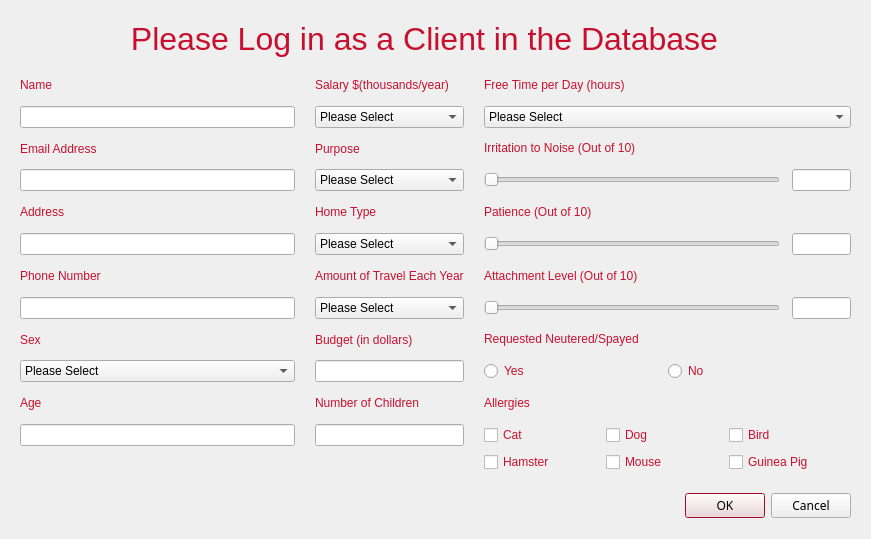
Old version of the form cuACS/editprofile.ui in the repository cameronhawtin/Animal-Farm-cuACS.
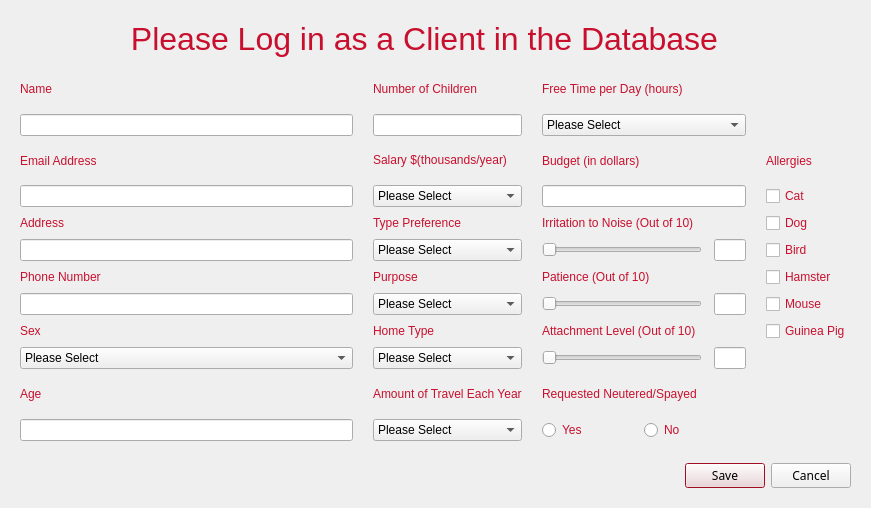
New version of the form.

The edit to the form file:
```diff
--- a/cuACS/editprofile.ui
+++ b/cuACS/editprofile.ui
@@ -7,7 +7,7 @@
     <x>0</x>
     <y>0</y>
     <width>871</width>
-    <height>539</height>
+    <height>508</height>
    </rect>
   </property>
   <property name="palette">
@@ -135,7 +135,7 @@
    <property name="geometry">
     <rect>
      <x>510</x>
-     <y>490</y>
+     <y>460</y>
      <width>341</width>
      <height>32</height>
     </rect>
@@ -149,7 +149,7 @@
     <enum>Qt::Horizontal</enum>
    </property>
    <property name="standardButtons">
-    <set>QDialogButtonBox::Cancel|QDialogButtonBox::Ok</set>
+    <set>QDialogButtonBox::Cancel|QDialogButtonBox::Save</set>
    </property>
   </widget>
   <widget class="QWidget" name="gridLayoutWidget">
@@ -158,15 +158,28 @@
      <x>20</x>
      <y>70</y>
      <width>831</width>
-     <height>402</height>
+     <height>371</height>
     </rect>
    </property>
-   <layout class="QGridLayout" name="gridLayout" columnstretch="3,1,4">
+   <layout class="QGridLayout" name="gridLayout" columnstretch="3,0,0,0">
     <property name="horizontalSpacing">
      <number>20</number>
     </property>
-    <item row="1" column="2">
-     <widget class="QComboBox" name="freeTimeComboBox">
+    <item row="6" column="2">
+     <widget class="QLabel" name="labelPatience">
+      <property name="enabled">
+       <bool>true</bool>
+      </property>
+      <property name="text">
+       <string>Patience (Out of 10)</string>
+      </property>
+     </widget>
+    </item>
+    <item row="5" column="0">
+     <widget class="QLineEdit" name="addressLineEdit"/>
+    </item>
+    <item row="9" column="0">
+     <widget class="QComboBox" name="sexComboBox">
       <property name="enabled">
        <bool>true</bool>
       </property>
@@ -197,17 +210,17 @@
       </item>
      </widget>
     </item>
-    <item row="0" column="1">
-     <widget class="QLabel" name="salaryLabel">
+    <item row="4" column="2">
+     <widget class="QLabel" name="irritationLabel">
       <property name="enabled">
        <bool>true</bool>
       </property>
       <property name="text">
-       <string>&lt;html&gt;&lt;head/&gt;&lt;body&gt;&lt;p&gt;Salary $(thousands/year)&lt;/p&gt;&lt;/body&gt;&lt;/html&gt;</string>
+       <string>&lt;html&gt;&lt;head/&gt;&lt;body&gt;&lt;p&gt;Irritation to Noise (Out of 10)&lt;/p&gt;&lt;/body&gt;&lt;/html&gt;</string>
       </property>
      </widget>
     </item>
-    <item row="5" column="2">
+    <item row="7" column="2">
      <layout class="QHBoxLayout" name="horizontalLayout_8" stretch="10,2">
       <property name="spacing">
        <number>12</number>
@@ -237,7 +250,102 @@
       </item>
      </layout>
     </item>
-    <item row="7" column="2">
+    <item row="10" column="2">
+     <widget class="QLabel" name="requireLabel">
+      <property name="enabled">
+       <bool>true</bool>
+      </property>
+      <property name="text">
+       <string>&lt;html&gt;&lt;head/&gt;&lt;body&gt;&lt;p&gt;Requested Neutered/Spayed&lt;/p&gt;&lt;/body&gt;&lt;/html&gt;</string>
+      </property>
+     </widget>
+    </item>
+    <item row="2" column="0">
+     <widget class="QLabel" name="emailLabel">
+      <property name="enabled">
+       <bool>true</bool>
+      </property>
+      <property name="text">
+       <string>Email Address</string>
+      </property>
+     </widget>
+    </item>
+    <item row="6" column="0">
+     <widget class="QLabel" name="phoneLabel">
+      <property name="enabled">
+       <bool>true</bool>
+      </property>
+      <property name="text">
+       <string>Phone Number</string>
+      </property>
+     </widget>
+    </item>
+    <item row="3" column="0">
+     <widget class="QLineEdit" name="emailLineEdit"/>
+    </item>
+    <item row="10" column="0">
+     <widget class="QLabel" name="ageLabel">
+      <property name="enabled">
+       <bool>true</bool>
+      </property>
+      <property name="text">
+       <string>Age</string>
+      </property>
+     </widget>
+    </item>
+    <item row="4" column="0">
+     <widget class="QLabel" name="addressLabel">
+      <property name="enabled">
+       <bool>true</bool>
+      </property>
+      <property name="text">
+       <string>Address</string>
+      </property>
+     </widget>
+    </item>
+    <item row="1" column="0">
+     <widget class="QLineEdit" name="nameLineEdit">
+      <property name="enabled">
+       <bool>true</bool>
+      </property>
+     </widget>
+    </item>
+    <item row="0" column="0">
+     <widget class="QLabel" name="nameLabel">
+      <property name="enabled">
+       <bool>true</bool>
+      </property>
+      <property name="text">
+       <string>Name</string>
+      </property>
+     </widget>
+    </item>
+    <item row="11" column="2">
+     <layout class="QHBoxLayout" name="horizontalLayout_3">
+      <item>
+       <widget class="QRadioButton" name="isNeuteredRadioButtonYES">
+        <property name="text">
+         <string>Yes</string>
+        </property>
+       </widget>
+      </item>
+      <item>
+       <widget class="QRadioButton" name="isNeuteredRadioButtonNO">
+        <property name="text">
+         <string>No</string>
+        </property>
+       </widget>
+      </item>
+     </layout>
+    </item>
+    <item row="11" column="0">
+     <widget class="QLineEdit" name="ageLineEdit">
+      <property name="enabled">
+       <bool>true</bool>
+      </property>
+     </widget>
+    </item>
+    <item row="9" column="2">
      <layout class="QHBoxLayout" name="horizontalLayout_9" stretch="10,2">
       <property name="spacing">
        <number>12</number>
@@ -267,67 +375,38 @@
       </item>
      </layout>
     </item>
-    <item row="1" column="0">
-     <widget class="QLineEdit" name="nameLineEdit">
-      <property name="enabled">
-       <bool>true</bool>
+    <item row="5" column="2">
+     <layout class="QHBoxLayout" name="horizontalLayout_7" stretch="10,2">
+      <property name="spacing">
+       <number>12</number>
       </property>
-     </widget>
-    </item>
-    <item row="3" column="0">
-     <widget class="QLineEdit" name="emailLineEdit"/>
-    </item>
-    <item row="7" column="1">
-     <widget class="QComboBox" name="travelComboBox">
-      <property name="enabled">
-       <bool>true</bool>
-      </property>
       <item>
-       <property name="text">
-        <string>Please Select</string>
-       </property>
+       <widget class="QSlider" name="irritationSlider">
+        <property name="maximum">
+         <number>10</number>
+        </property>
+        <property name="pageStep">
+         <number>2</number>
+        </property>
+        <property name="orientation">
+         <enum>Qt::Horizontal</enum>
+        </property>
+       </widget>
       </item>
       <item>
-       <property name="text">
-        <string>No Travel</string>
-       </property>
+       <widget class="QLineEdit" name="irritationLineEdit">
+        <property name="enabled">
+         <bool>false</bool>
+        </property>
+        <property name="alignment">
+         <set>Qt::AlignCenter</set>
+        </property>
+       </widget>
       </item>
-      <item>
-       <property name="text">
-        <string>1 - 2 Weeks</string>
-       </property>
-      </item>
-      <item>
-       <property name="text">
-        <string>3 - 4 Weeks</string>
-       </property>
-      </item>
-      <item>
-       <property name="text">
-        <string>2 - 3 Months</string>
-       </property>
-      </item>
-      <item>
-       <property name="text">
-        <string>4 - 6 months</string>
-       </property>
-      </item>
-      <item>
-       <property name="text">
-        <string>Constant Travel</string>
-       </property>
-      </item>
-     </widget>
+     </layout>
     </item>
-    <item row="2" column="2">
-     <widget class="QLabel" name="irritationLabel">
-      <property name="enabled">
-       <bool>true</bool>
-      </property>
-      <property name="text">
-       <string>&lt;html&gt;&lt;head/&gt;&lt;body&gt;&lt;p&gt;Irritation to Noise (Out of 10)&lt;/p&gt;&lt;/body&gt;&lt;/html&gt;</string>
-      </property>
-     </widget>
+    <item row="7" column="0">
+     <widget class="QLineEdit" name="phoneLineEdit"/>
     </item>
     <item row="8" column="0">
      <widget class="QLabel" name="sexLabel">
@@ -339,17 +418,86 @@
       </property>
      </widget>
     </item>
-    <item row="10" column="2">
-     <widget class="QLabel" name="allergicLabel">
+    <item row="8" column="2">
+     <widget class="QLabel" name="attachmentLabel">
       <property name="enabled">
        <bool>true</bool>
       </property>
       <property name="text">
-       <string>Allergies</string>
+       <string>Attachment Level (Out of 10)</string>
       </property>
      </widget>
     </item>
-    <item row="5" column="1">
+    <item row="0" column="2">
+     <widget class="QLabel" name="freeTimeLabel">
+      <property name="enabled">
+       <bool>true</bool>
+      </property>
+      <property name="text">
+       <string>Free Time per Day (hours)</string>
+      </property>
+     </widget>
+    </item>
+    <item row="1" column="2">
+     <widget class="QComboBox" name="freeTimeComboBox">
+      <property name="enabled">
+       <bool>true</bool>
+      </property>
+      <item>
+       <property name="text">
+        <string>Please Select</string>
+       </property>
+      </item>
+      <item>
+       <property name="text">
+        <string>0 - 1</string>
+       </property>
+      </item>
+      <item>
+       <property name="text">
+        <string>1 - 2</string>
+       </property>
+      </item>
+      <item>
+       <property name="text">
+        <string>3 - 4</string>
+       </property>
+      </item>
+      <item>
+       <property name="text">
+        <string>5+</string>
+       </property>
+      </item>
+     </widget>
+    </item>
+    <item row="2" column="2">
+     <widget class="QLabel" name="budgetLabel">
+      <property name="enabled">
+       <bool>true</bool>
+      </property>
+      <property name="text">
+       <string>Budget (in dollars)</string>
+      </property>
+     </widget>
+    </item>
+    <item row="3" column="2">
+     <widget class="QLineEdit" name="budgetLineEdit">
+      <property name="enabled">
+       <bool>true</bool>
+      </property>
+     </widget>
+    </item>
+    <item row="8" column="1">
+     <widget class="QLabel" name="homeTypeLabel">
+      <property name="enabled">
+       <bool>true</bool>
+      </property>
+      <property name="text">
+       <string>Home Type</string>
+      </property>
+     </widget>
+    </item>
+    <item row="9" column="1">
      <widget class="QComboBox" name="homeTypeComboBox">
       <property name="enabled">
        <bool>true</bool>
@@ -391,182 +539,17 @@
       </item>
      </widget>
     </item>
-    <item row="9" column="2">
-     <layout class="QHBoxLayout" name="horizontalLayout_3">
-      <item>
-       <widget class="QRadioButton" name="isNeuteredRadioButtonYES">
-        <property name="text">
-         <string>Yes</string>
-        </property>
-       </widget>
-      </item>
-      <item>
-       <widget class="QRadioButton" name="isNeuteredRadioButtonNO">
-        <property name="text">
-         <string>No</string>
-        </property>
-       </widget>
-      </item>
-     </layout>
-    </item>
-    <item row="4" column="2">
-     <widget class="QLabel" name="labelPatience">
-      <property name="enabled">
-       <bool>true</bool>
-      </property>
-      <property name="text">
-       <string>Patience (Out of 10)</string>
-      </property>
-     </widget>
-    </item>
-    <item row="2" column="0">
-     <widget class="QLabel" name="emailLabel">
-      <property name="enabled">
-       <bool>true</bool>
-      </property>
-      <property name="text">
-       <string>Email Address</string>
-      </property>
-     </widget>
-    </item>
-    <item row="9" column="0">
-     <widget class="QComboBox" name="sexComboBox">
-      <property name="enabled">
-       <bool>true</bool>
-      </property>
-      <item>
-       <property name="text">
-        <string>Please Select</string>
-       </property>
-      </item>
-      <item>
-       <property name="text">
-        <string>Male</string>
-       </property>
-      </item>
-      <item>
-       <property name="text">
-        <string>Female</string>
-       </property>
-      </item>
-     </widget>
-    </item>
-    <item row="6" column="2">
-     <widget class="QLabel" name="attachmentLabel">
-      <property name="enabled">
-       <bool>true</bool>
-      </property>
-      <property name="text">
-       <string>Attachment Level (Out of 10)</string>
-      </property>
-     </widget>
-    </item>
-    <item row="1" column="1">
-     <widget class="QComboBox" name="salaryComboBox">
-      <property name="enabled">
-       <bool>true</bool>
-      </property>
-      <item>
-       <property name="text">
-        <string>Please Select</string>
-       </property>
-      </item>
-      <item>
-       <property name="text">
-        <string>0 - 30</string>
-       </property>
-      </item>
-      <item>
-       <property name="text">
-        <string>30 - 50</string>
-       </property>
-      </item>
-      <item>
-       <property name="text">
-        <string>50 - 70</string>
-       </property>
-      </item>
-      <item>
-       <property name="text">
-        <string>70 - 90</string>
-       </property>
-      </item>
-      <item>
-       <property name="text">
-        <string>90 - 110</string>
-       </property>
-      </item>
-      <item>
-       <property name="text">
-        <string>110 - 130</string>
-       </property>
-      </item>
-      <item>
-       <property name="text">
-        <string>130+</string>
-       </property>
-      </item>
-     </widget>
-    </item>
     <item row="6" column="1">
-     <widget class="QLabel" name="travelLabel">
+     <widget class="QLabel" name="purposeLabel">
       <property name="enabled">
        <bool>true</bool>
       </property>
       <property name="text">
-       <string>&lt;html&gt;&lt;head/&gt;&lt;body&gt;&lt;p&gt;Amount of Travel Each Year&lt;/p&gt;&lt;/body&gt;&lt;/html&gt;</string>
+       <string>Purpose</string>
       </property>
      </widget>
     </item>
-    <item row="11" column="2">
-     <layout class="QHBoxLayout" name="horizontalLayout">
-      <item>
-       <widget class="QCheckBox" name="catAllergyCheckBox">
-        <property name="text">
-         <string>Cat</string>
-        </property>
-       </widget>
-      </item>
-      <item>
-       <widget class="QCheckBox" name="dogAllergyCheckBox">
-        <property name="text">
-         <string>Dog</string>
-        </property>
-       </widget>
-      </item>
-      <item>
-       <widget class="QCheckBox" name="birdAllergyCheckBox">
-        <property name="text">
-         <string>Bird</string>
-        </property>
-       </widget>
-      </item>
-     </layout>
-    </item>
-    <item row="4" column="1">
-     <widget class="QLabel" name="homeTypeLabel">
-      <property name="enabled">
-       <bool>true</bool>
-      </property>
-      <property name="text">
-       <string>Home Type</string>
-      </property>
-     </widget>
-    </item>
-    <item row="4" column="0">
-     <widget class="QLabel" name="addressLabel">
-      <property name="enabled">
-       <bool>true</bool>
-      </property>
-      <property name="text">
-       <string>Address</string>
-      </property>
-     </widget>
-    </item>
-    <item row="5" column="0">
-     <widget class="QLineEdit" name="addressLineEdit"/>
-    </item>
-    <item row="3" column="1">
+    <item row="7" column="1">
      <widget class="QComboBox" name="purposeComboBox">
       <property name="enabled">
        <bool>true</bool>
@@ -608,150 +591,64 @@
       </item>
      </widget>
     </item>
+    <item row="3" column="1">
+     <widget class="QComboBox" name="salaryComboBox">
+      <property name="enabled">
+       <bool>true</bool>
+      </property>
+      <item>
+       <property name="text">
+        <string>Please Select</string>
+       </property>
+      </item>
+      <item>
+       <property name="text">
+        <string>0 - 30</string>
+       </property>
+      </item>
+      <item>
+       <property name="text">
+        <string>30 - 50</string>
+       </property>
+      </item>
+      <item>
+       <property name="text">
+        <string>50 - 70</string>
+       </property>
+      </item>
+      <item>
+       <property name="text">
+        <string>70 - 90</string>
+       </property>
+      </item>
+      <item>
+       <property name="text">
+        <string>90 - 110</string>
+       </property>
+      </item>
+      <item>
+       <property name="text">
+        <string>110 - 130</string>
+       </property>
+      </item>
+      <item>
+       <property name="text">
+        <string>130+</string>
+       </property>
+      </item>
+     </widget>
+    </item>
     <item row="2" column="1">
-     <widget class="QLabel" name="purposeLabel">
+     <widget class="QLabel" name="salaryLabel">
       <property name="enabled">
        <bool>true</bool>
       </property>
       <property name="text">
-       <string>Purpose</string>
+       <string>&lt;html&gt;&lt;head/&gt;&lt;body&gt;&lt;p&gt;Salary $(thousands/year)&lt;/p&gt;&lt;/body&gt;&lt;/html&gt;</string>
       </property>
      </widget>
     </item>
-    <item row="0" column="0">
-     <widget class="QLabel" name="nameLabel">
-      <property name="enabled">
-       <bool>true</bool>
-      </property>
-      <property name="text">
-       <string>Name</string>
-      </property>
-     </widget>
-    </item>
-    <item row="3" column="2">
-     <layout class="QHBoxLayout" name="horizontalLayout_7" stretch="10,2">
-      <property name="spacing">
-       <number>12</number>
-      </property>
-      <item>
-       <widget class="QSlider" name="irritationSlider">
-        <property name="maximum">
-         <number>10</number>
-        </property>
-        <property name="pageStep">
-         <number>2</number>
-        </property>
-        <property name="orientation">
-         <enum>Qt::Horizontal</enum>
-        </property>
-       </widget>
-      </item>
-      <item>
-       <widget class="QLineEdit" name="irritationLineEdit">
-        <property name="enabled">
-         <bool>false</bool>
-        </property>
-        <property name="alignment">
-         <set>Qt::AlignCenter</set>
-        </property>
-       </widget>
-      </item>
-     </layout>
-    </item>
-    <item row="6" column="0">
-     <widget class="QLabel" name="phoneLabel">
-      <property name="enabled">
-       <bool>true</bool>
-      </property>
-      <property name="text">
-       <string>Phone Number</string>
-      </property>
-     </widget>
-    </item>
-    <item row="12" column="2">
-     <layout class="QVBoxLayout" name="verticalLayout_5">
-      <item>
-       <layout class="QHBoxLayout" name="horizontalLayout_2">
-        <item>
-         <widget class="QCheckBox" name="hamsterAllergyCheckBox">
-          <property name="text">
-           <string>Hamster</string>
-          </property>
-         </widget>
-        </item>
-        <item>
-         <widget class="QCheckBox" name="mouseAllergyCheckBox">
-          <property name="text">
-           <string>Mouse</string>
-          </property>
-         </widget>
-        </item>
-        <item>
-         <widget class="QCheckBox" name="guineapigAllergyCheckBox">
-          <property name="text">
-           <string>Guinea Pig</string>
-          </property>
-         </widget>
-        </item>
-       </layout>
-      </item>
-     </layout>
-    </item>
-    <item row="7" column="0">
-     <widget class="QLineEdit" name="phoneLineEdit"/>
-    </item>
-    <item row="0" column="2">
-     <widget class="QLabel" name="freeTimeLabel">
-      <property name="enabled">
-       <bool>true</bool>
-      </property>
-      <property name="text">
-       <string>Free Time per Day (hours)</string>
-      </property>
-     </widget>
-    </item>
-    <item row="8" column="2">
-     <widget class="QLabel" name="requireLabel">
-      <property name="enabled">
-       <bool>true</bool>
-      </property>
-      <property name="text">
-       <string>&lt;html&gt;&lt;head/&gt;&lt;body&gt;&lt;p&gt;Requested Neutered/Spayed&lt;/p&gt;&lt;/body&gt;&lt;/html&gt;</string>
-      </property>
-     </widget>
-    </item>
-    <item row="10" column="0">
-     <widget class="QLabel" name="ageLabel">
-      <property name="enabled">
-       <bool>true</bool>
-      </property>
-      <property name="text">
-       <string>Age</string>
-      </property>
-     </widget>
-    </item>
-    <item row="11" column="0">
-     <widget class="QLineEdit" name="ageLineEdit">
-      <property name="enabled">
-       <bool>true</bool>
-      </property>
-     </widget>
-    </item>
-    <item row="11" column="1">
-     <widget class="QLineEdit" name="childrenLineEdit">
-      <property name="enabled">
-       <bool>true</bool>
-      </property>
-     </widget>
-    </item>
-    <item row="9" column="1">
-     <widget class="QLineEdit" name="budgetLineEdit">
-      <property name="enabled">
-       <bool>true</bool>
-      </property>
-     </widget>
-    </item>
-    <item row="10" column="1">
+    <item row="0" column="1">
      <widget class="QLabel" name="childrenLabel">
       <property name="enabled">
        <bool>true</bool>
@@ -761,13 +658,166 @@
       </property>
      </widget>
     </item>
-    <item row="8" column="1">
-     <widget class="QLabel" name="budgetLabel">
+    <item row="1" column="1">
+     <widget class="QLineEdit" name="childrenLineEdit">
       <property name="enabled">
        <bool>true</bool>
       </property>
+     </widget>
+    </item>
+    <item row="11" column="1">
+     <widget class="QComboBox" name="travelComboBox">
+      <property name="enabled">
+       <bool>true</bool>
+      </property>
+      <item>
+       <property name="text">
+        <string>Please Select</string>
+       </property>
+      </item>
+      <item>
+       <property name="text">
+        <string>No Travel</string>
+       </property>
+      </item>
+      <item>
+       <property name="text">
+        <string>1 - 2 Weeks</string>
+       </property>
+      </item>
+      <item>
+       <property name="text">
+        <string>3 - 4 Weeks</string>
+       </property>
+      </item>
+      <item>
+       <property name="text">
+        <string>2 - 3 Months</string>
+       </property>
+      </item>
+      <item>
+       <property name="text">
+        <string>4 - 6 months</string>
+       </property>
+      </item>
+      <item>
+       <property name="text">
+        <string>Constant Travel</string>
+       </property>
+      </item>
+     </widget>
+    </item>
+    <item row="10" column="1">
+     <widget class="QLabel" name="travelLabel">
+      <property name="enabled">
+       <bool>true</bool>
+      </property>
       <property name="text">
-       <string>Budget (in dollars)</string>
+       <string>&lt;html&gt;&lt;head/&gt;&lt;body&gt;&lt;p&gt;Amount of Travel Each Year&lt;/p&gt;&lt;/body&gt;&lt;/html&gt;</string>
+      </property>
+     </widget>
+    </item>
+    <item row="4" column="1">
+     <widget class="QLabel" name="typePreferenceLabel">
+      <property name="enabled">
+       <bool>true</bool>
+      </property>
+      <property name="text">
+       <string>Type Preference</string>
+      </property>
+     </widget>
+    </item>
+    <item row="5" column="1">
+     <widget class="QComboBox" name="typePreferenceComboBox">
+      <property name="enabled">
+       <bool>true</bool>
+      </property>
+      <item>
+       <property name="text">
+        <string>Please Select</string>
+       </property>
+      </item>
+      <item>
+       <property name="text">
+        <string>Cat</string>
+       </property>
+      </item>
+      <item>
+       <property name="text">
+        <string>Dog</string>
+       </property>
+      </item>
+      <item>
+       <property name="text">
+        <string>Bird</string>
+       </property>
+      </item>
+      <item>
+       <property name="text">
+        <string>Hamster</string>
+       </property>
+      </item>
+      <item>
+       <property name="text">
+        <string>Mouse</string>
+       </property>
+      </item>
+      <item>
+       <property name="text">
+        <string>Guinea Pig</string>
+       </property>
+      </item>
+     </widget>
+    </item>
+    <item row="2" column="3">
+     <widget class="QLabel" name="allergicLabel">
+      <property name="enabled">
+       <bool>true</bool>
+      </property>
+      <property name="text">
+       <string>Allergies</string>
+      </property>
+     </widget>
+    </item>
+    <item row="3" column="3">
+     <widget class="QCheckBox" name="catAllergyCheckBox">
+      <property name="text">
+       <string>Cat</string>
+      </property>
+     </widget>
+    </item>
+    <item row="4" column="3">
+     <widget class="QCheckBox" name="dogAllergyCheckBox">
+      <property name="text">
+       <string>Dog</string>
+      </property>
+     </widget>
+    </item>
+    <item row="5" column="3">
+     <widget class="QCheckBox" name="birdAllergyCheckBox">
+      <property name="text">
+       <string>Bird</string>
+      </property>
+     </widget>
+    </item>
+    <item row="6" column="3">
+     <widget class="QCheckBox" name="hamsterAllergyCheckBox">
+      <property name="text">
+       <string>Hamster</string>
+      </property>
+     </widget>
+    </item>
+    <item row="7" column="3">
+     <widget class="QCheckBox" name="mouseAllergyCheckBox">
+      <property name="text">
+       <string>Mouse</string>
+      </property>
+     </widget>
+    </item>
+    <item row="8" column="3">
+     <widget class="QCheckBox" name="guineapigAllergyCheckBox">
+      <property name="text">
+       <string>Guinea Pig</string>
       </property>
      </widget>
     </item>
```
Left out of the diff: 16 changed lines with no effect on the pictures.
